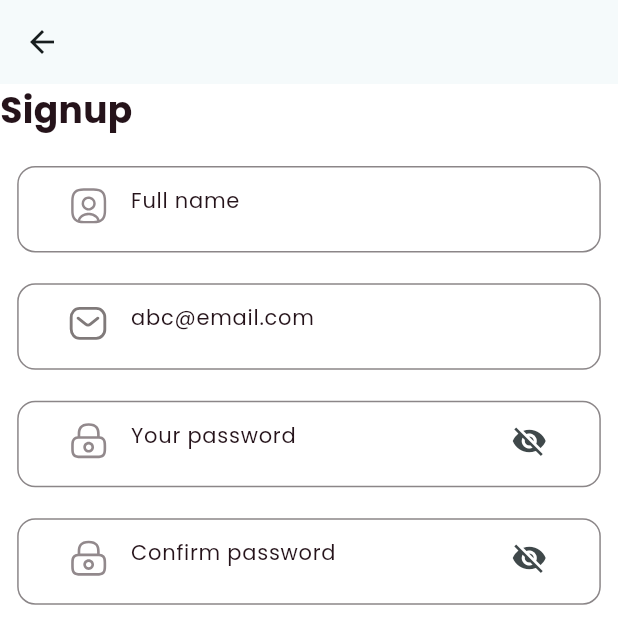
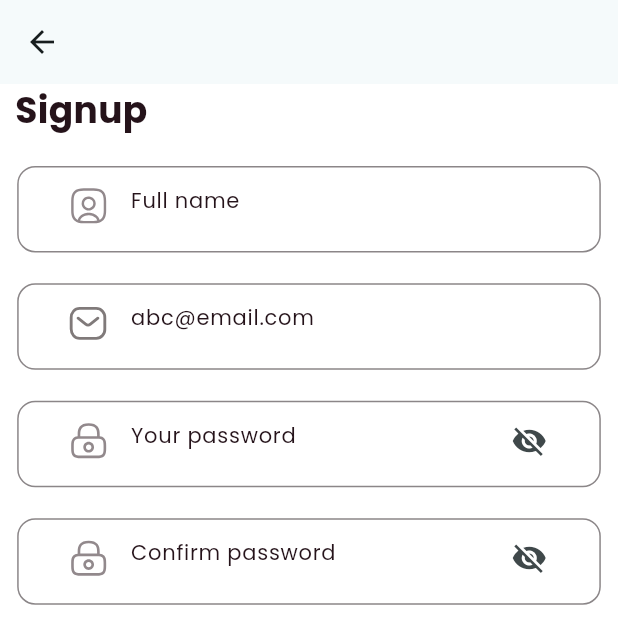
Before and after one commit to MostafaAbdallaH686/Event-Planning-App, a Flutter app: the RegisterScreen screen opened by its route, on a phone screen of 412 x 824 dp, the top half of it. Run offline on Flutter 3.47's test engine with Material 3 defaults, Android fonts, the phone set to English and light mode, and no system bars; our stand-ins replace dio, flutter_svg, get, go_router, shared_preferences; accounts and stored records are empty; project files that could hold a hidden picture were left out.

```diff
--- a/lib/core/utils/utils/app_icon.dart
+++ b/lib/core/utils/utils/app_icon.dart
@@ -2,10 +2,11 @@
 
 abstract class AppIcon {
   static const String _baseUrl = "assets/icons/";
-  static const String tAppicon = "${_baseUrl}Splash.svg";
+
   static const String facebook = "${_baseUrl}Facebook.svg";
   static const String google = "${_baseUrl}Google.svg";
   static const String password = "${_baseUrl}Password.svg";
   static const String username = "${_baseUrl}Username.svg";
   static const String mail = "${_baseUrl}Mail.svg";
+  static const String splash = "${_baseUrl}Splash.svg";
 }
--- a/lib/core/utils/widget/custom_textbutton.dart
+++ b/lib/core/utils/widget/custom_textbutton.dart
@@ -23,7 +23,7 @@ class CustomTextbutton extends StatelessWidget {
         ),
         child: TextButton(
             onPressed: () {
-              onpressed;
+              onpressed();
             },
             child: Text(
               text,
--- a/lib/features/auth/view/login/widget/login_screen_body.dart
+++ b/lib/features/auth/view/login/widget/login_screen_body.dart
@@ -42,7 +42,7 @@ class _LoginScreenBodyState extends State<LoginScreenBody> {
           children: [
             //picture
             SvgPicture.asset(
-              AppIcon.tAppicon,
+              AppIcon.splash,
               width: double.infinity,
               height: size.height * 0.30,
             ),
--- a/lib/features/auth/view/register/widget/register_screen_body.dart
+++ b/lib/features/auth/view/register/widget/register_screen_body.dart
@@ -44,9 +44,16 @@ class _RegisterScreenBodyState extends State<RegisterScreenBody> {
         child: Column(
           crossAxisAlignment: CrossAxisAlignment.start,
           children: [
-            Text(
-              AppString.signup,
-              style: AppTextStyle.bold24(AppColor.colorbA1),
+            Row(
+              children: [
+                SizedBox(
+                  width: 10,
+                ),
+                Text(
+                  AppString.signup,
+                  style: AppTextStyle.bold24(AppColor.colorbA1),
+                ),
+              ],
             ),
             CustomTextform(
                 controller: _nameCtrl,
--- a/lib/features/home/view/home_screen.dart
+++ b/lib/features/home/view/home_screen.dart
@@ -5,6 +5,6 @@ class HomeScreen extends StatelessWidget {
 
   @override
   Widget build(BuildContext context) {
-    return const Placeholder();
+    return Scaffold();
   }
 }
--- a/pubspec.yaml
+++ b/pubspec.yaml
@@ -66,6 +66,7 @@ flutter:
   assets:
      - assets/images/
      - assets/icons/
+     - assets/icons/Splash.svg
   #   - images/a_dot_ham.jpeg
 
   # An image asset can refer to one or more resolution-specific "variants", see
```
